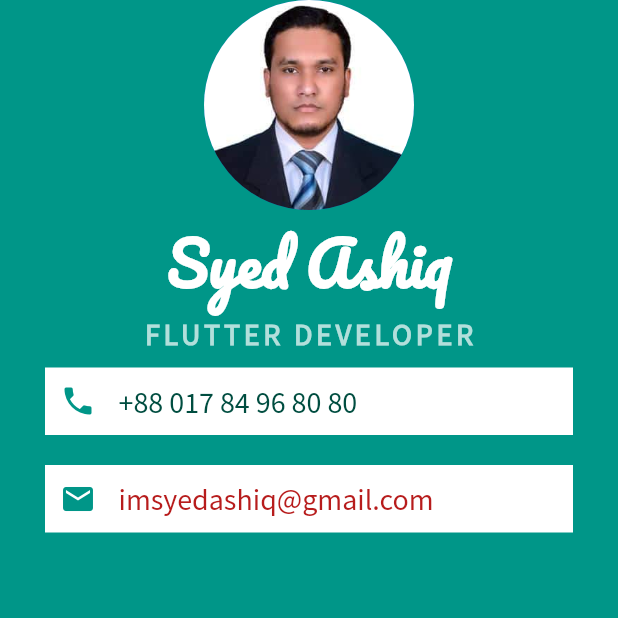
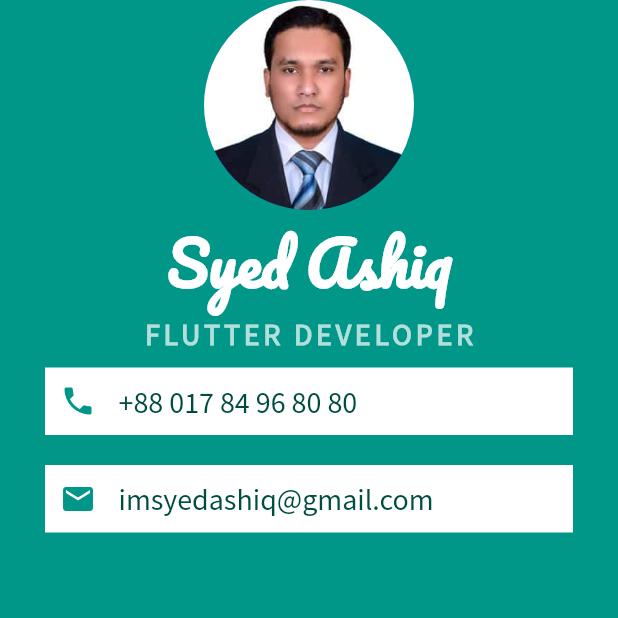
Before and after one commit to syedashiqbd/mi_card_flutter_office-pc, a Flutter app: the screen it shows after launch, on a phone screen of 412 x 824 dp, the top half of it. Run offline on Flutter 3.47's test engine with Material 2 defaults, Android fonts, the phone set to English and light mode, and no system bars.

Commit message:
color change to teal from office pc

```diff
--- a/lib/main.dart
+++ b/lib/main.dart
@@ -75,7 +75,7 @@ class MyApp extends StatelessWidget {
                    style: TextStyle(
                      fontFamily: 'Source Sans Pro',
                      fontSize: 20.0,
-                     color:Colors.red.shade900,
+                     color:Colors.teal.shade900,
                    ),)
                  ],
                ),
```
